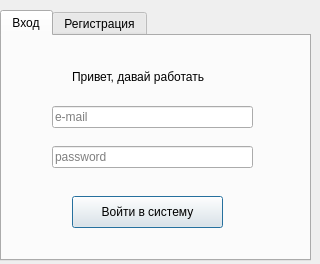
First picture: the form in signin.ui, repository wid0ki/BugzBunny, before the edit.
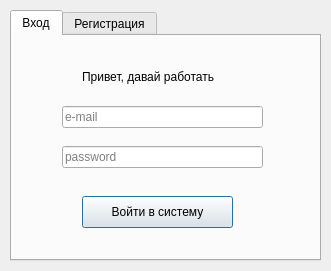
Second picture: the form after the edit. The open tabs and pages were chosen to show the change.

```diff
--- a/signin.ui
+++ b/signin.ui
@@ -6,8 +6,8 @@
    <rect>
     <x>0</x>
     <y>0</y>
-    <width>320</width>
-    <height>264</height>
+    <width>331</width>
+    <height>271</height>
    </rect>
   </property>
   <property name="windowTitle">
@@ -16,7 +16,7 @@
   <widget class="QTabWidget" name="tabWidget">
    <property name="geometry">
     <rect>
-     <x>0</x>
+     <x>10</x>
      <y>10</y>
      <width>311</width>
      <height>251</height>
```
Left out of the diff: 2 changed lines with no effect on the pictures.
